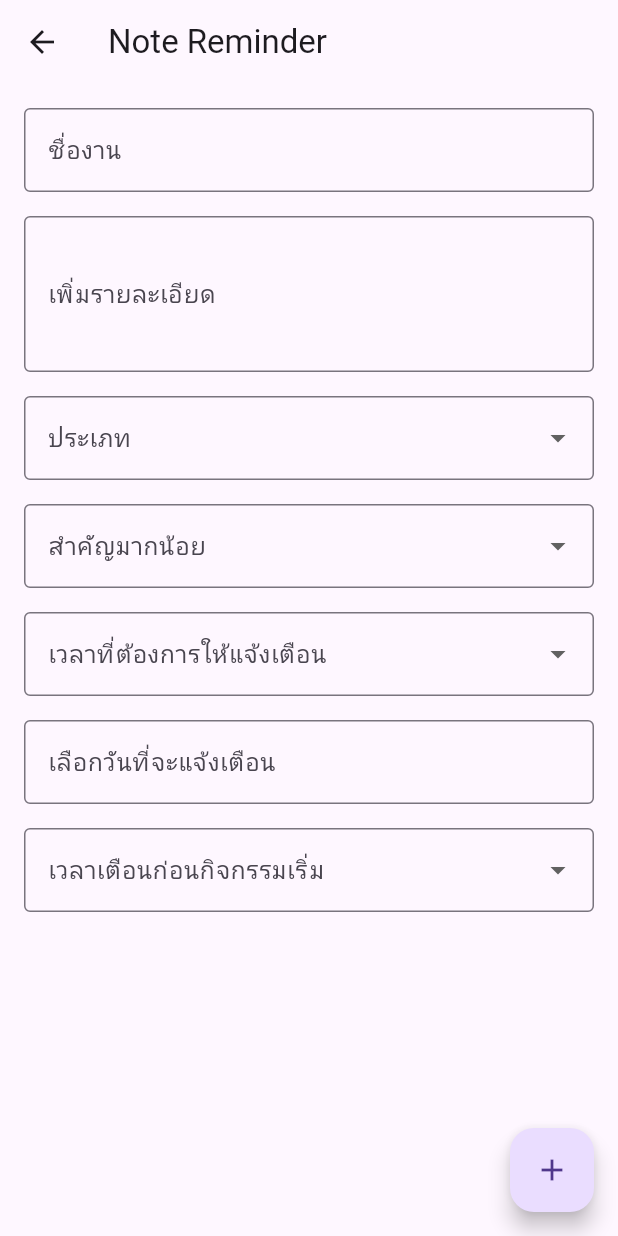
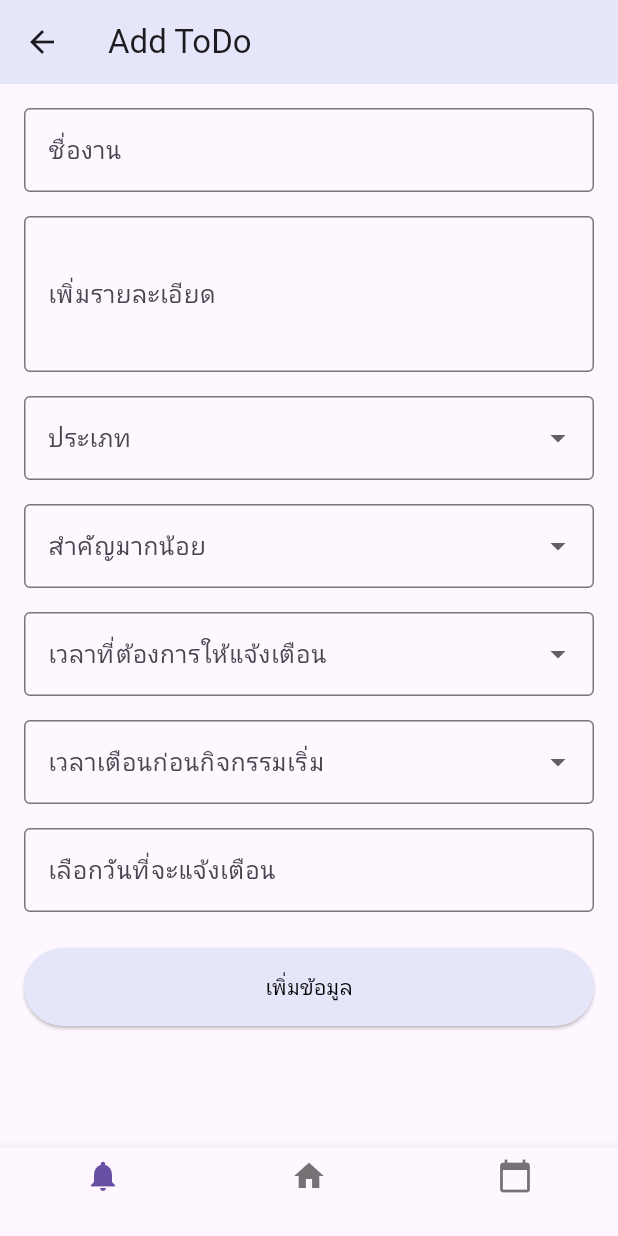
Before and after one commit to Tapakorn086/remindday_app, a Flutter app: the NoteRemindDayScreen screen opened directly, on a phone screen of 412 x 824 dp. Run offline on Flutter 3.47's test engine with Material 3 defaults, Android fonts, the light colour scheme and no system bars; our stand-ins replace flutter_secure_storage; accounts and stored records are empty; network calls fail.

Commit message:
update: todo function for can add to database

```diff
--- a/lib/todo/controllers/note_controller.dart
+++ b/lib/todo/controllers/note_controller.dart
@@ -1,35 +1,34 @@
-import 'package:remindday_app/todo/services/note_service.dart';
-import 'package:remindday_app/todo/models/note_model.dart'; // Ensure this path is correct
+import 'dart:convert';
 
-class NoteController {
-  final NoteService _noteService = NoteService();
+import 'package:flutter/material.dart';
 
-  Future<void> addNote({
-    required String title,
-    required String description,
-    required String type,
-    required String importance,
-    required String startTime,
-    required String startDate,
-    required int notifyMinutesBefore,
-    required String status,
-  }) async {
-    Note newNote = Note(
-      title: title,
-      description: description,
-      type: type,
-      importance: importance,
-      startTime: startTime,
-      startDate: startDate,
-      notifyMinutesBefore: notifyMinutesBefore,
-      status: status,
-    );
+import '../models/note_model.dart';
+import '../services/note_service.dart';
 
+class TodoController extends ChangeNotifier {
+  final TodoService _todoService = TodoService();
+  List<Todo> _todos = [];
+
+  List<Todo> get todos => _todos;
+
+  Future<void> fetchTodos() async {
     try {
-      await _noteService.addNote(newNote);
+      _todos = await _todoService.getTodos();
+      notifyListeners();
     } catch (e) {
-      // Handle error (e.g., show a message to the user)
-      print('Error adding note: $e');
+      // Handle error
+    }
+  }
+
+  Future<void> addTodo(Todo todo) async {
+    debugPrint("data: $todo");
+    debugPrint("data: ${json.encode(todo.toJson())}");
+    try {
+      final newTodo = await _todoService.createTodo(todo);
+      _todos.add(newTodo);
+      notifyListeners();
+    } catch (e) {
+      // Handle error
     }
   }
 }
--- a/lib/todo/models/note_model.dart
+++ b/lib/todo/models/note_model.dart
@@ -1,34 +1,54 @@
-class Note {
+import 'package:flutter/material.dart';
+
+class Todo {
   final String title;
   final String description;
+  final String type;
   final String importance;
-  final int notifyMinutesBefore; // Keep as int
-  final String startDate; // Keep as String
-  final String startTime; // Keep as String
+  final DateTime startDate;
+  final TimeOfDay startTime;
+  final int notifyMinutesBefore;
   final String status;
-  final String type;
 
-  Note({
+  Todo({
     required this.title,
     required this.description,
+    required this.type,
     required this.importance,
-    required this.notifyMinutesBefore,
     required this.startDate,
     required this.startTime,
+    required this.notifyMinutesBefore,
     required this.status,
-    required this.type,
   });
+
+  factory Todo.fromJson(Map<String, dynamic> json) {
+    return Todo(
+      title: json['title'],
+      description: json['description'],
+      type: json['type'],
+      importance: json['importance'],
+      startDate: DateTime.parse(json['startDate']),
+      startTime: TimeOfDay.fromDateTime(DateTime.parse(json['startTime'])),
+      notifyMinutesBefore: json['notifyMinutesBefore'],
+      status: json['status'],
+    );
+  }
 
   Map<String, dynamic> toJson() {
     return {
       'title': title,
       'description': description,
+      'type': type,
       'importance': importance,
-      'notify_minutes_before': notifyMinutesBefore, // Update to match the JSON key
-      'start_date': startDate, // Update to match the JSON key
-      'start_time': startTime, // Update to match the JSON key
+      'startDate': startDate.toIso8601String(),
+      'startTime': DateTime(startDate.year, startDate.month, startDate.day, startTime.hour, startTime.minute).toIso8601String(),
+      'notifyMinutesBefore': notifyMinutesBefore,
       'status': status,
-      'type': type,
     };
   }
+
+  @override
+  String toString() {
+    return 'Todo(title: $title, description: $description, type: $type, importance: $importance, startDate: $startDate, startTime: 10:10, notifyMinutesBefore: $notifyMinutesBefore, status: $status)';
+  }
 }
--- a/lib/todo/screens/note_remind_day_screen.dart
+++ b/lib/todo/screens/note_remind_day_screen.dart
@@ -1,6 +1,8 @@
 import 'package:flutter/material.dart';
-import 'package:remindday_app/todo/controllers/note_controller.dart';
-import 'package:remindday_app/todo/widgets/note_form_widget.dart';
+import '../controllers/note_controller.dart';
+import '../models/note_model.dart';
+import '../widgets/custom_dropdown.dart';
+import '../widgets/custom_text_field.dart';
 
 class NoteRemindDayScreen extends StatefulWidget {
   const NoteRemindDayScreen({super.key});
@@ -11,96 +13,169 @@ class NoteRemindDayScreen extends StatefulWidget {
 
 class _NoteRemindDayScreenState extends State<NoteRemindDayScreen> {
   final _formKey = GlobalKey<FormState>();
-  final _taskNameController = TextEditingController();
-  final _detailsController = TextEditingController();
-  final _dateController = TextEditingController();
+  final TodoController _todoController = TodoController();
+
+  final TextEditingController _titleController = TextEditingController();
+  final TextEditingController _descriptionController = TextEditingController();
+  final TextEditingController _dateController = TextEditingController();
+
   String? _selectedType;
   String? _selectedImportance;
-  String? _selectedStartTime;
-  String? _selectedReminderTime;
+  TimeOfDay? _selectedStartTime;
+  int? _selectedNotifyMinutes;
+  DateTime? _selectedStartDate;
 
-  void _submitForm() async {
-    if (_formKey.currentState!.validate()) {
-      // ตรวจสอบให้แน่ใจว่าข้อมูลที่จำเป็นมีการกรอกครบถ้วน
-      if (_selectedType == null || _selectedImportance == null || _selectedStartTime == null || _selectedReminderTime == null) {
-        ScaffoldMessenger.of(context).showSnackBar(
-          const SnackBar(content: Text('กรุณากรอกข้อมูลให้ครบถ้วน!')),
-        );
-        return;
+  List<String> _generateTimeList() {
+    return List.generate(
+        24, (index) => '${index.toString().padLeft(2, '0')}:00');
   }
 
-      try {
-        await NoteController().addNote(
-          title: _taskNameController.text,
-          description: _detailsController.text,
-          type: _selectedType!,
-          importance: _selectedImportance!,
-          startTime: _selectedStartTime!, // ต้องแน่ใจว่าส่งในรูปแบบที่ถูกต้อง
-          startDate: _dateController.text, // ควรส่งในรูปแบบ YYYY-MM-DD
-          notifyMinutesBefore: int.parse(_selectedReminderTime!.split(' ')[0]), // ต้องแปลงเป็น int
-          status: 'Pending',
-        );
-
-        ScaffoldMessenger.of(context).showSnackBar(
-          const SnackBar(content: Text('Note added successfully!')),
-        );
-      } catch (e) {
-        ScaffoldMessenger.of(context).showSnackBar(
-          SnackBar(content: Text('เกิดข้อผิดพลาด: $e')),
-        );
-      }
-    }
+  @override
+  void dispose() {
+    _titleController.dispose();
+    _descriptionController.dispose();
+    _dateController.dispose();
+    super.dispose();
   }
 
   @override
   Widget build(BuildContext context) {
     return Scaffold(
       appBar: AppBar(
-        title: const Text('Note Reminder'),
+        leading: IconButton(
+          icon: const Icon(Icons.arrow_back),
+          onPressed: () => Navigator.of(context).pop(),
+        ),
+        title: const Text("Add ToDo"),
+        backgroundColor: const Color(0xFFE6E6FA),
       ),
       body: SingleChildScrollView(
+        child: Padding(
           padding: const EdgeInsets.all(16.0),
-        child: NoteFormWidget(
-          formKey: _formKey,
-          taskNameController: _taskNameController,
-          detailsController: _detailsController,
-          dateController: _dateController,
-          selectedType: _selectedType,
-          selectedImportance: _selectedImportance,
-          selectedStartTime: _selectedStartTime,
-          selectedReminderTime: _selectedReminderTime,
-          onTypeChanged: (value) => setState(() {
-            _selectedType = value;
-          }),
-          onImportanceChanged: (value) => setState(() {
-            _selectedImportance = value;
-          }),
-          onStartTimeChanged: (value) => setState(() {
-            _selectedStartTime = value;
-          }),
-          onReminderTimeChanged: (value) => setState(() {
-            _selectedReminderTime = value;
-          }),
-          onDatePicked: () async {
-            DateTime? selectedDate = await showDatePicker(
+          child: Form(
+            key: _formKey,
+            child: Column(
+              crossAxisAlignment: CrossAxisAlignment.stretch,
+              children: [
+                CustomTextField(
+                  label: 'ชื่องาน',
+                  controller: _titleController,
+                ),
+                const SizedBox(height: 16),
+                CustomTextField(
+                  label: 'เพิ่มรายละเอียด',
+                  controller: _descriptionController,
+                  maxLines: 3,
+                ),
+                const SizedBox(height: 16),
+                CustomDropdown(
+                  label: 'ประเภท',
+                  items: const ['เรียน', 'งาน', 'อื่นๆ'],
+                  value: _selectedType,
+                  onChanged: (value) => setState(() => _selectedType = value),
+                ),
+                const SizedBox(height: 16),
+                CustomDropdown(
+                  label: 'สำคัญมากน้อย',
+                  items: const ['สำคัญมาก', 'สำคัญปานกลาง', 'สำคัญน้อย'],
+                  value: _selectedImportance,
+                  onChanged: (value) =>
+                      setState(() => _selectedImportance = value),
+                ),
+                const SizedBox(height: 16),
+                CustomDropdown(
+                  label: 'เวลาที่ต้องการให้แจ้งเตือน',
+                  items: _generateTimeList(),
+                  value: _selectedStartTime?.format(context),
+                  onChanged: (value) {
+                    if (value != null) {
+                      final parts = value.split(':');
+                      setState(() => _selectedStartTime =
+                          TimeOfDay(hour: int.parse(parts[0]), minute: 0));
+                    }
+                  },
+                ),
+                const SizedBox(height: 16),
+                CustomDropdown(
+                  label: 'เวลาเตือนก่อนกิจกรรมเริ่ม',
+                  items: const [
+                    '5 นาที',
+                    '10 นาที',
+                    '15 นาที',
+                    '30 นาที',
+                    '1 ชั่วโมง'
+                  ],
+                  value: _selectedNotifyMinutes?.toString(),
+                  onChanged: (value) {
+                    if (value != null) {
+                      setState(() => _selectedNotifyMinutes =
+                          int.parse(value.split(' ')[0]));
+                    }
+                  },
+                ),
+                const SizedBox(height: 16),
+                CustomTextField(
+                  label: 'เลือกวันที่จะแจ้งเตือน',
+                  controller: _dateController,
+                  readOnly: true,
+                  onTap: () async {
+                    final pickedDate = await showDatePicker(
                       context: context,
                       initialDate: DateTime.now(),
                       firstDate: DateTime(2000),
                       lastDate: DateTime(2101),
                     );
-            if (selectedDate != null) {
+                    if (pickedDate != null) {
                       setState(() {
-                // เก็บค่าลง _dateController
-                _dateController.text = selectedDate.toLocal().toString().split(' ')[0];
+                        _selectedStartDate = pickedDate;
+                        _dateController.text =
+                            "${pickedDate.day}/${pickedDate.month}/${pickedDate.year}";
                       });
                     }
                   },
                 ),
+                const SizedBox(height: 24),
+                ElevatedButton(
+                  style: ElevatedButton.styleFrom(
+                    foregroundColor: Colors.black,
+                    backgroundColor: const Color(0xFFE6E6FA),
+                    padding: const EdgeInsets.symmetric(vertical: 16),
                   ),
-      floatingActionButton: FloatingActionButton(
                   onPressed: _submitForm,
-        child: const Icon(Icons.add),
+                  child: const Text('เพิ่มข้อมูล'),
+                ),
+              ],
+            ),
+          ),
+        ),
+      ),
+      bottomNavigationBar: BottomNavigationBar(
+        items: const [
+          BottomNavigationBarItem(icon: Icon(Icons.notifications), label: ''),
+          BottomNavigationBarItem(icon: Icon(Icons.home), label: ''),
+          BottomNavigationBarItem(icon: Icon(Icons.calendar_today), label: ''),
+        ],
+        onTap: (index) {
+          // Handle bottom navigation tap here
+        },
       ),
     );
   }
+
+  void _submitForm() {
+    if (_formKey.currentState!.validate()) {
+      final newTodo = Todo(
+        title: _titleController.text,
+        description: _descriptionController.text,
+        type: _selectedType!,
+        importance: _selectedImportance!,
+        startDate: _selectedStartDate!,
+        startTime: _selectedStartTime!,
+        notifyMinutesBefore: _selectedNotifyMinutes!,
+        status: 'Pending',
+      );
+
+      _todoController.addTodo(newTodo);
     }
+  }
+}
--- a/lib/todo/services/note_service.dart
+++ b/lib/todo/services/note_service.dart
@@ -1,34 +1,37 @@
 import 'dart:convert';
 import 'package:flutter/material.dart';
 import 'package:http/http.dart' as http;
-import 'package:remindday_app/todo/models/note_model.dart';
 
+import '../models/note_model.dart';
 
-class NoteService {
-  final String apiUrl = "http://192.168.1.104:8080/api/addTodo"; // เปลี่ยน URL ตามที่ต้องการ
+class TodoService {
+  final String baseUrl = 'http://192.168.1.105:8080/api';
 
-  Future<void> addNote(Note note) async {
-    try {
-      final http.Response response = await http.post(
-        Uri.parse(apiUrl),
-        headers: {
-          "Content-Type": "application/json",
-        },
-        body: jsonEncode(note.toJson()), // ต้องมีฟังก์ชัน toJson() ใน Note
-      );
+  Future<List<Todo>> getTodos() async {
+    final response = await http.get(Uri.parse('$baseUrl/addTodo'));
+    if (response.statusCode == 200) {
+      List jsonResponse = json.decode(response.body);
+      return jsonResponse.map((todo) => Todo.fromJson(todo)).toList();
+    } else {
+      throw Exception('Failed to load todos');
+    }
+  }
 
-      if (response.statusCode == 201) {
-        print('Note added successfully!');
+  Future<Todo> createTodo(Todo todo) async {
+    debugPrint("data: START CREATE DOTO");
+    debugPrint("data: $todo");
 
-      } else {
-        print('Failed to add note. Status code: ${response.statusCode}');
-        debugPrint('Response: ${response.body}');
-      }
-    } catch (e) {
-      print('Error: $e');
+    final response = await http.post(
+      Uri.parse('$baseUrl/addTodo'),
+      headers: {'Content-Type': 'application/json'},
+      body: json.encode(todo.toJson()),
+    );
+    debugPrint("data: START RESPONSE $response");
+
+    if (response.statusCode == 200) {
+      return Todo.fromJson(json.decode(response.body));
+    } else {
+      throw Exception('Failed to create todo');
     }
   }
 }
-
-
- //| title |description | type | importance |start_time |start_date | notify_minutes_before |
--- /dev/null
+++ b/lib/todo/widgets/custom_dropdown.dart
@@ -0,0 +1,35 @@
+import 'package:flutter/material.dart';
+
+class CustomDropdown extends StatelessWidget {
+  final String label;
+  final List<String> items;
+  final String? value;
+  final Function(String?) onChanged;
+
+  const CustomDropdown({
+    Key? key,
+    required this.label,
+    required this.items,
+    this.value,
+    required this.onChanged,
+  }) : super(key: key);
+
+  @override
+  Widget build(BuildContext context) {
+    return DropdownButtonFormField<String>(
+      decoration: InputDecoration(
+        labelText: label,
+        border: OutlineInputBorder(),
+      ),
+      value: items.contains(value) ? value : null,
+      items: items.map((String item) {
+        return DropdownMenuItem<String>(
+          value: item,
+          child: Text(item),
+        );
+      }).toList(),
+      onChanged: onChanged,
+      validator: (value) => value == null ? 'กรุณาเลือก$label' : null,
+    );
+  }
+}
--- /dev/null
+++ b/lib/todo/widgets/custom_text_field.dart
@@ -0,0 +1,38 @@
+import 'package:flutter/material.dart';
+
+class CustomTextField extends StatelessWidget {
+  final String label;
+  final TextEditingController controller;
+  final int? maxLines;
+  final bool readOnly;
+  final VoidCallback? onTap;
+
+  const CustomTextField({
+    Key? key,
+    required this.label,
+    required this.controller,
+    this.maxLines = 1,
+    this.readOnly = false,
+    this.onTap,
+  }) : super(key: key);
+
+  @override
+  Widget build(BuildContext context) {
+    return TextFormField(
+      controller: controller,
+      decoration: InputDecoration(
+        labelText: label,
+        border: OutlineInputBorder(),
+      ),
+      maxLines: maxLines,
+      readOnly: readOnly,
+      onTap: onTap,
+      validator: (value) {
+        if (value == null || value.isEmpty) {
+          return 'กรุณากรอก$label';
+        }
+        return null;
+      },
+    );
+  }
+}
--- a/lib/todo/widgets/note_form_widget.dart
+++ /dev/null
@@ -1,149 +0,0 @@
-import 'package:flutter/material.dart';
-
-class NoteFormWidget extends StatelessWidget {
-  final GlobalKey<FormState> formKey;
-  final TextEditingController taskNameController;
-  final TextEditingController detailsController;
-  final TextEditingController dateController;
-  final String? selectedType;
-  final String? selectedImportance;
-  final String? selectedStartTime;
-  final String? selectedReminderTime;
-  final Function(String?) onTypeChanged;
-  final Function(String?) onImportanceChanged;
-  final Function(String?) onStartTimeChanged;
-  final Function(String?) onReminderTimeChanged;
-  final Function() onDatePicked;
-
-  NoteFormWidget({
-    required this.formKey,
-    required this.taskNameController,
-    required this.detailsController,
-    required this.dateController,
-    required this.selectedType,
-    required this.selectedImportance,
-    required this.selectedStartTime,
-    required this.selectedReminderTime,
-    required this.onTypeChanged,
-    required this.onImportanceChanged,
-    required this.onStartTimeChanged,
-    required this.onReminderTimeChanged,
-    required this.onDatePicked,
-  });
-
-  @override
-  Widget build(BuildContext context) {
-    return Form(
-      key: formKey,
-      child: Column(
-        crossAxisAlignment: CrossAxisAlignment.stretch,
-        children: [
-          TextFormField(
-            controller: taskNameController,
-            decoration: const InputDecoration(
-              labelText: 'ชื่องาน',
-              border: OutlineInputBorder(),
-            ),
-            validator: (value) {
-              if (value == null || value.isEmpty) {
-                return 'กรุณากรอกชื่องาน';
-              }
-              return null;
-            },
-          ),
-          const SizedBox(height: 16),
-          TextFormField(
-            controller: detailsController,
-            decoration: const InputDecoration(
-              labelText: 'เพิ่มรายละเอียด',
-              border: OutlineInputBorder(),
-            ),
-            maxLines: 3,
-          ),
-          const SizedBox(height: 16),
-          DropdownButtonFormField<String>(
-            value: selectedType,
-            decoration: const InputDecoration(
-              labelText: 'ประเภท',
-              border: OutlineInputBorder(),
-            ),
-            items: ['เรียน', 'งาน', 'อื่นๆ'].map((String value) {
-              return DropdownMenuItem<String>(
-                value: value,
-                child: Text(value),
-              );
-            }).toList(),
-            onChanged: onTypeChanged,
-            validator: (value) => value == null ? 'กรุณาเลือกประเภท' : null,
-          ),
-          const SizedBox(height: 16),
-          DropdownButtonFormField<String>(
-            value: selectedImportance,
-            decoration: const InputDecoration(
-              labelText: 'สำคัญมากน้อย',
-              border: OutlineInputBorder(),
-            ),
-            items: ['สำคัญมาก', 'สำคัญปานกลาง', 'สำคัญน้อย'].map((String value) {
-              return DropdownMenuItem<String>(
-                value: value,
-                child: Text(value),
-              );
-            }).toList(),
-            onChanged: onImportanceChanged,
-            validator: (value) => value == null ? 'กรุณาเลือกความสำคัญ' : null,
-          ),
-          const SizedBox(height: 16),
-          DropdownButtonFormField<String>(
-            value: selectedStartTime,
-            decoration: const InputDecoration(
-              labelText: 'เวลาที่ต้องการให้แจ้งเตือน',
-              border: OutlineInputBorder(),
-            ),
-            items: List.generate(24, (index) {
-              return DropdownMenuItem<String>(
-                value: '$index:00',
-                child: Text('$index:00'),
-              );
-            }),
-            onChanged: onStartTimeChanged,
-            validator: (value) => value == null ? 'กรุณาเลือกเวลาเริ่มต้น' : null,
-          ),
-          const SizedBox(height: 16),
-
-
-          TextFormField(
-            controller: dateController,
-            decoration: const InputDecoration(
-              labelText: 'เลือกวันที่จะแจ้งเตือน',
-              border: OutlineInputBorder(),
-            ),
-            readOnly: true,
-            onTap: onDatePicked,
-            validator: (value) {
-              if (value == null || value.isEmpty) {
-                return 'กรุณาเลือกวันที่';
-              }
-              return null;
-            },
-          ),
-            const SizedBox(height: 16),
-          DropdownButtonFormField<String>(
-            value: selectedReminderTime,
-            decoration: const InputDecoration(
-              labelText: 'เวลาเตือนก่อนกิจกรรมเริ่ม',
-              border: OutlineInputBorder(),
-            ),
-            items: ['5 นาที', '10 นาที', '15 นาที', '30 นาที', '1 ชั่วโมง'].map((String value) {
-              return DropdownMenuItem<String>(
-                value: value,
-                child: Text(value),
-              );
-            }).toList(),
-            onChanged: onReminderTimeChanged,
-            validator: (value) => value == null ? 'กรุณาเลือกเวลาเตือน' : null,
-          ),
-        ],
-      ),
-    );
-  }
-}
```
Lines whose indentation alone changed are shown as unchanged.
